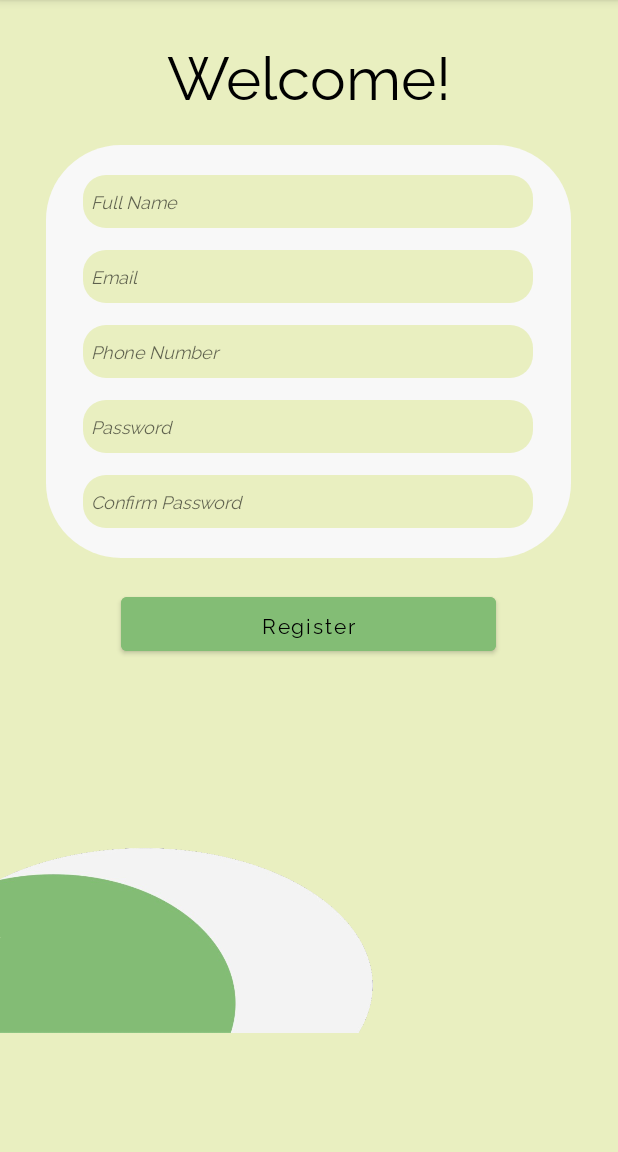
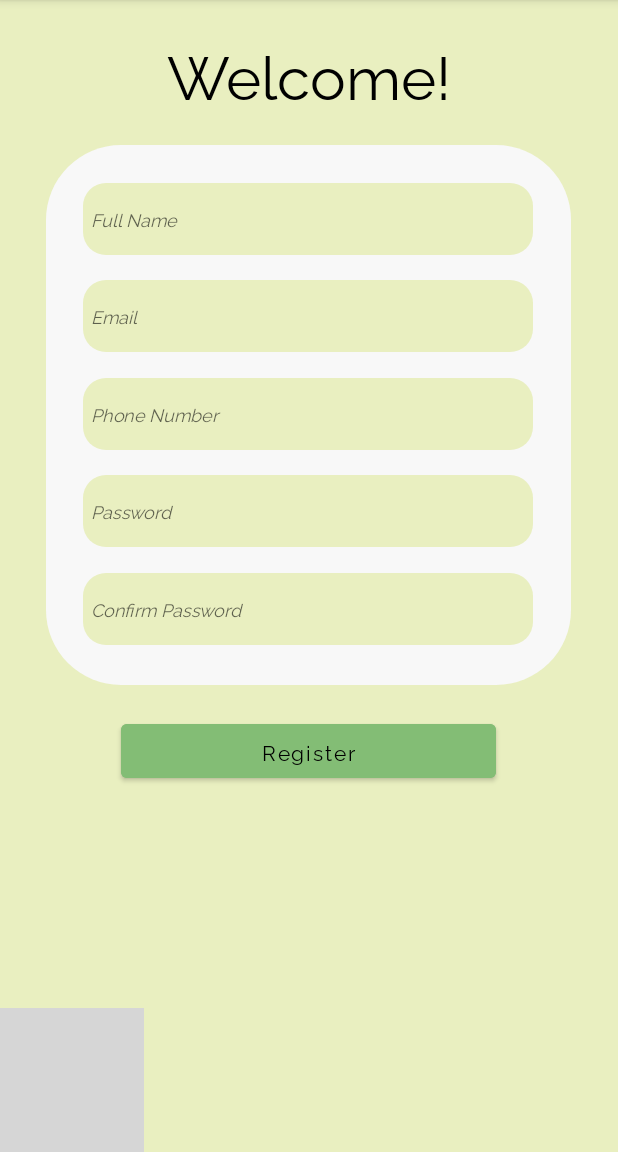
Before and after one commit to Riadiwibowo/Skripsi-Laundry, an Android app: the Registrasi screen opened directly, with no data from a screen before it, on a phone screen of 412 x 824 dp, the part 84-1236 px from its top. Run offline under Robolectric (Android 15) with nearby library versions, the phone set to English and light mode, and no system bars; grey boxes are pictures that could not be loaded.

Commit message:
20220929 - fix home, register

```diff
--- a/app/src/main/res/drawable/edittextshape.xml
+++ b/app/src/main/res/drawable/edittextshape.xml
@@ -2,7 +2,7 @@
 <shape xmlns:android="http://schemas.android.com/apk/res/android"
     android:shape="rectangle">
 
-    <solid android:color="#E8E8E8" />
+    <solid android:color="#FFFF" />
     <corners
         android:bottomRightRadius="15dp"
         android:bottomLeftRadius="15dp"
--- a/app/src/main/res/layout/activity_registrasi.xml
+++ b/app/src/main/res/layout/activity_registrasi.xml
@@ -89,7 +89,7 @@
 
     <FrameLayout
         android:layout_width="350dp"
-        android:layout_height="275dp"
+        android:layout_height="360dp"
         android:layout_gravity="center"
         android:layout_marginTop="20dp"
         android:background="@drawable/belakangregistrasi">
@@ -97,9 +97,9 @@
         <EditText
             android:id="@+id/editrgsfullName"
             android:layout_width="300dp"
-            android:layout_height="35dp"
+            android:layout_height="48dp"
             android:layout_gravity="center_horizontal"
-            android:layout_marginTop="20dp"
+            android:layout_marginTop="25dp"
             android:background="@drawable/edittextrgsshape"
             android:fontFamily="@font/ralewayregular"
             android:hint="Full Name"
@@ -113,9 +113,9 @@
         <EditText
             android:id="@+id/editrgsEmail"
             android:layout_width="300dp"
-            android:layout_height="35dp"
-            android:layout_marginTop="70dp"
+            android:layout_height="48dp"
             android:layout_gravity="center_horizontal"
+            android:layout_marginTop="90dp"
             android:background="@drawable/edittextrgsshape"
             android:fontFamily="@font/ralewayregular"
             android:hint="Email"
@@ -126,9 +126,9 @@
         <EditText
             android:id="@+id/editrgsTelp"
             android:layout_width="300dp"
-            android:layout_height="35dp"
-            android:layout_marginTop="120dp"
+            android:layout_height="48dp"
             android:layout_gravity="center_horizontal"
+            android:layout_marginTop="155dp"
             android:background="@drawable/edittextrgsshape"
             android:fontFamily="@font/ralewayregular"
             android:hint="Phone Number"
@@ -142,9 +142,9 @@
         <EditText
             android:id="@+id/editrgsPassword"
             android:layout_width="300dp"
-            android:layout_height="35dp"
-            android:layout_marginTop="170dp"
+            android:layout_height="48dp"
             android:layout_gravity="center_horizontal"
+            android:layout_marginTop="220dp"
             android:background="@drawable/edittextrgsshape"
             android:fontFamily="@font/ralewayregular"
             android:hint="Password"
@@ -158,9 +158,9 @@
         <EditText
             android:id="@+id/editrgsConfirm"
             android:layout_width="300dp"
-            android:layout_height="35dp"
-            android:layout_marginTop="220dp"
+            android:layout_height="48dp"
             android:layout_gravity="center_horizontal"
+            android:layout_marginTop="285dp"
             android:background="@drawable/edittextrgsshape"
             android:fontFamily="@font/ralewayregular"
             android:hint="Confirm Password"
@@ -187,12 +187,17 @@
         app:layout_constraintStart_toStartOf="parent"
         app:layout_constraintTop_toBottomOf="@+id/belakangregis" />
 
-    <ImageView
-        android:layout_width="250dp"
-        android:layout_height="250dp"
-        android:layout_marginTop="60dp"
-        android:src="@drawable/registerstyle"
-        app:layout_constraintEnd_toEndOf="parent"
-        app:layout_constraintStart_toStartOf="parent"
-        app:layout_constraintTop_toTopOf="parent" />
+    <RelativeLayout
+        android:layout_width="match_parent"
+        android:layout_height="match_parent">
+
+        <ImageView
+            android:id="@+id/registerStyle"
+            android:layout_width="wrap_content"
+            android:layout_height="wrap_content"
+            android:layout_alignParentLeft="true"
+            android:layout_alignParentBottom="true"
+            app:srcCompat="@drawable/register_style" />
+    </RelativeLayout>
+
 </LinearLayout>
```
Also changed, not shown: app/src/main/res/layout/activity_home.xml (+33 -37 lines), app/src/main/res/layout/activity_login.xml (deleted, +0 -42 lines), app/src/main/res/layout/activity_main.xml (+7 -6 lines), app/src/main/res/drawable/registerstyle.png (deleted).
